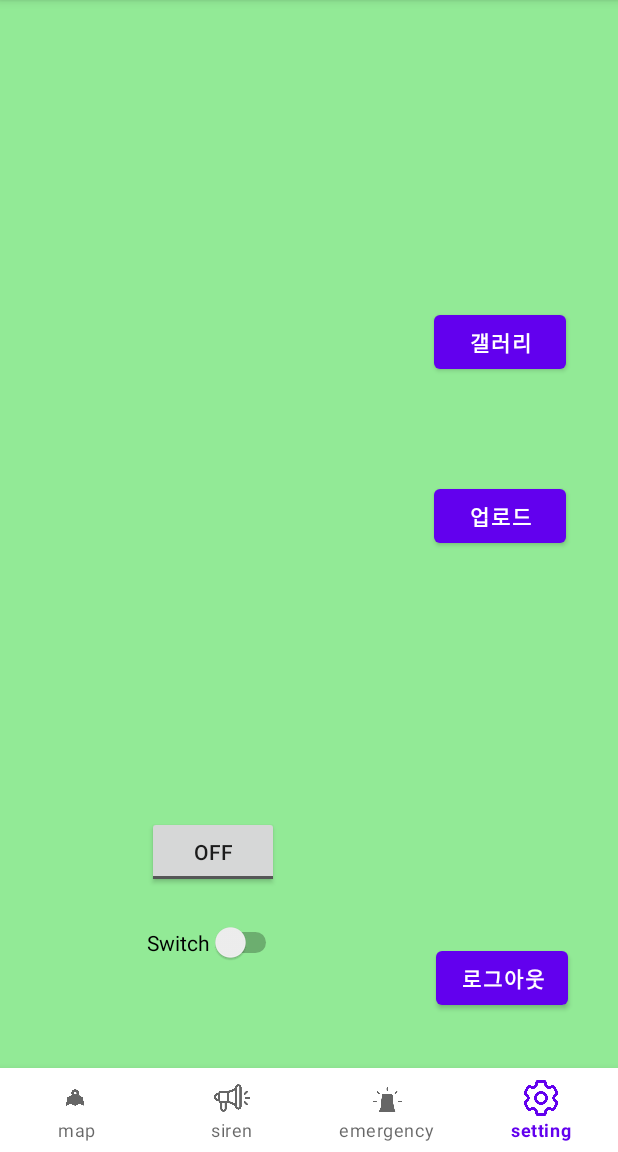
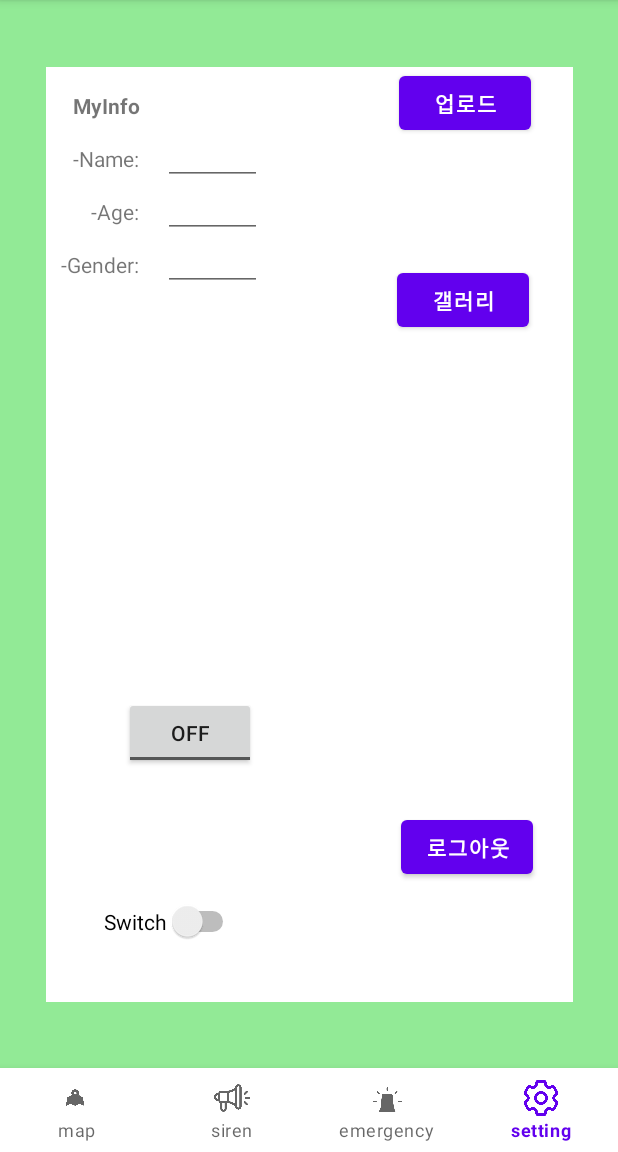
Before and after one commit to OSsunNO/Team9_Mobile_Programming_Project, an Android app: the screen it shows after launch once a user with an empty profile is signed in (MainActivity), item 4 of the bottom bar chosen, on a phone screen of 412 x 824 dp, the part 84-1236 px from its top. Run offline under Robolectric (Android 15) with nearby library versions, the phone set to English and light mode, and no system bars; our stand-ins replace Firebase (no records; nobody signed in at launch, a user with empty details on screens opened directly); libraries missing offline, so code that uses them is left out: com.gun0912.tedpermission, org.apache.poi; 2 statements that could not run were skipped.

Commit message:
2022-12-04 UI 조정 Firebase Storage에 사진 업로드하기 로그아웃 버튼 구현

```diff
--- a/app/src/main/java/com/example/team9/FragmentFour.kt
+++ b/app/src/main/java/com/example/team9/FragmentFour.kt
@@ -73,7 +73,6 @@ class FragmentFour : Fragment() {
             logoutIntent.flags = Intent.FLAG_ACTIVITY_CLEAR_TASK or Intent.FLAG_ACTIVITY_NEW_TASK
             startActivity(logoutIntent)
 
-
         }
 
         val galleryImage = registerForActivityResult(
--- a/app/src/main/res/layout/fragment_four.xml
+++ b/app/src/main/res/layout/fragment_four.xml
@@ -8,76 +8,186 @@
     android:background="#92EA96"
     tools:context=".FragmentFour">
 
+    <androidx.constraintlayout.widget.ConstraintLayout
+        android:layout_width="351dp"
+        android:layout_height="623dp"
+        android:background="#FFFFFF"
+        app:layout_constraintBottom_toBottomOf="parent"
+        app:layout_constraintEnd_toEndOf="parent"
+        app:layout_constraintStart_toStartOf="parent"
+        app:layout_constraintTop_toTopOf="parent">
+
+        <Button
+            android:id="@+id/logout"
+            android:layout_width="wrap_content"
+            android:layout_height="wrap_content"
+            android:text="로그아웃"
+            android:textStyle="bold"
+            app:layout_constraintBottom_toBottomOf="parent"
+            app:layout_constraintEnd_toEndOf="parent"
+            app:layout_constraintHorizontal_bias="0.8"
+            app:layout_constraintStart_toEndOf="@+id/sensorswitch"
+            app:layout_constraintTop_toBottomOf="@+id/upload"
+            app:layout_constraintVertical_bias="0.85" />
+
+        <Button
+            android:id="@+id/upload"
+            android:layout_width="wrap_content"
+            android:layout_height="wrap_content"
+            android:text="업로드"
+            android:textStyle="bold"
+            app:layout_constraintEnd_toEndOf="parent"
+            app:layout_constraintHorizontal_bias="0.893"
+            app:layout_constraintStart_toStartOf="parent"
+            tools:layout_editor_absoluteY="260dp" />
+
         <ImageView
             android:id="@+id/myimage"
             android:layout_width="149dp"
 
             android:layout_height="160dp"
             android:layout_marginTop="16dp"
+            app:layout_constraintBottom_toTopOf="@+id/guideline2"
             app:layout_constraintEnd_toEndOf="parent"
-        app:layout_constraintHorizontal_bias="0.938"
+            app:layout_constraintHorizontal_bias="0.92"
             app:layout_constraintStart_toStartOf="parent"
-        app:layout_constraintTop_toTopOf="parent" />
+            app:layout_constraintTop_toTopOf="parent"
+            app:layout_constraintVertical_bias="0.0" />
 
-    <Button
-        android:id="@+id/upload"
+        <ToggleButton
+            android:id="@+id/toggleButton"
             android:layout_width="wrap_content"
             android:layout_height="wrap_content"
-        android:layout_marginTop="68dp"
-        android:text="업로드"
-        android:textStyle="bold"
+            android:layout_marginBottom="88dp"
+            android:text="ToggleButton"
+            app:layout_constraintBottom_toTopOf="@+id/sensorswitch"
             app:layout_constraintEnd_toEndOf="parent"
-        app:layout_constraintHorizontal_bias="0.894"
-        app:layout_constraintStart_toStartOf="parent"
-        app:layout_constraintTop_toBottomOf="@+id/gallery" />
+            app:layout_constraintHorizontal_bias="0.197"
+            app:layout_constraintStart_toStartOf="parent" />
 
         <Button
             android:id="@+id/gallery"
             android:layout_width="wrap_content"
             android:layout_height="wrap_content"
-        android:layout_marginTop="28dp"
             android:text="갤러리"
             android:textStyle="bold"
+            app:layout_constraintBottom_toTopOf="@+id/upload"
             app:layout_constraintEnd_toEndOf="parent"
-        app:layout_constraintHorizontal_bias="0.894"
+            app:layout_constraintHorizontal_bias="0.889"
             app:layout_constraintStart_toStartOf="parent"
-        app:layout_constraintTop_toBottomOf="@+id/myimage" />
-
-    <Button
-        android:id="@+id/logout"
-        android:layout_width="wrap_content"
-        android:layout_height="wrap_content"
-        android:layout_marginBottom="16dp"
-        android:text="로그아웃"
-        android:textStyle="bold"
-        app:layout_constraintBottom_toBottomOf="parent"
-        app:layout_constraintEnd_toEndOf="parent"
-        app:layout_constraintHorizontal_bias="0.897"
-        app:layout_constraintStart_toStartOf="parent"
-        app:layout_constraintTop_toBottomOf="@+id/upload"
-        app:layout_constraintVertical_bias="0.929" />
+            app:layout_constraintTop_toTopOf="@+id/guideline2"
+            app:layout_constraintVertical_bias="0.228" />
 
         <Switch
             android:id="@+id/sensorswitch"
             android:layout_width="wrap_content"
             android:layout_height="wrap_content"
-        android:layout_marginBottom="48dp"
+            android:layout_marginBottom="40dp"
             android:text="Switch"
             app:layout_constraintBottom_toBottomOf="parent"
-        app:layout_constraintEnd_toStartOf="@+id/logout"
-        app:layout_constraintHorizontal_bias="0.487"
-        app:layout_constraintStart_toStartOf="parent"
-        app:layout_constraintTop_toBottomOf="@+id/toggleButton" />
+            app:layout_constraintEnd_toEndOf="parent"
+            app:layout_constraintHorizontal_bias="0.148"
+            app:layout_constraintStart_toStartOf="parent" />
 
-    <ToggleButton
-        android:id="@+id/toggleButton"
+        <TextView
+            android:id="@+id/MyInfo"
             android:layout_width="wrap_content"
             android:layout_height="wrap_content"
-        android:layout_marginBottom="120dp"
-        android:text="ToggleButton"
+            android:text="MyInfo"
+            android:textStyle="bold"
             app:layout_constraintBottom_toBottomOf="parent"
             app:layout_constraintEnd_toEndOf="parent"
-        app:layout_constraintHorizontal_bias="0.303"
-        app:layout_constraintStart_toStartOf="parent" />
+            app:layout_constraintHorizontal_bias="0.058"
+            app:layout_constraintStart_toStartOf="parent"
+            app:layout_constraintTop_toTopOf="parent"
+            app:layout_constraintVertical_bias="0.026" />
+
+        <TextView
+            android:id="@+id/Name"
+            android:layout_width="wrap_content"
+            android:layout_height="wrap_content"
+            android:layout_marginTop="16dp"
+            android:text="-Name:"
+            app:layout_constraintBottom_toBottomOf="parent"
+            app:layout_constraintEnd_toEndOf="@+id/MyInfo"
+            app:layout_constraintHorizontal_bias="0.0"
+            app:layout_constraintStart_toStartOf="@+id/MyInfo"
+            app:layout_constraintTop_toBottomOf="@+id/MyInfo"
+            app:layout_constraintVertical_bias="0.0" />
+
+        <TextView
+            android:id="@+id/Age"
+            android:layout_width="wrap_content"
+            android:layout_height="wrap_content"
+            android:layout_marginTop="16dp"
+            android:text="-Age:"
+            app:layout_constraintBottom_toBottomOf="parent"
+            app:layout_constraintEnd_toEndOf="@+id/Name"
+            app:layout_constraintHorizontal_bias="1.0"
+            app:layout_constraintStart_toStartOf="@+id/Name"
+            app:layout_constraintTop_toBottomOf="@+id/Name"
+            app:layout_constraintVertical_bias="0.0" />
+
+        <TextView
+            android:id="@+id/Gender"
+            android:layout_width="wrap_content"
+            android:layout_height="wrap_content"
+            android:layout_marginTop="16dp"
+            android:text="-Gender:"
+            app:layout_constraintBottom_toBottomOf="parent"
+            app:layout_constraintEnd_toEndOf="@+id/Age"
+            app:layout_constraintTop_toBottomOf="@+id/Age"
+            app:layout_constraintVertical_bias="0.0" />
+
+        <androidx.constraintlayout.widget.Guideline
+            android:id="@+id/guideline2"
+            android:layout_width="wrap_content"
+            android:layout_height="wrap_content"
+            android:orientation="horizontal"
+            app:layout_constraintGuide_begin="184dp" />
+
+        <EditText
+            android:id="@+id/inputName"
+            android:layout_width="66dp"
+            android:layout_height="27dp"
+            android:layout_marginStart="16dp"
+            android:layout_marginBottom="8dp"
+            android:ems="10"
+            android:inputType="textPersonName"
+            app:layout_constraintBottom_toBottomOf="@+id/Name"
+            app:layout_constraintEnd_toEndOf="parent"
+            app:layout_constraintHorizontal_bias="0.0"
+            app:layout_constraintStart_toEndOf="@+id/Name"
+            app:layout_constraintTop_toTopOf="@+id/Name"
+            app:layout_constraintVertical_bias="0.0" />
+
+        <EditText
+            android:id="@+id/inputAge"
+            android:layout_width="66dp"
+            android:layout_height="27dp"
+            android:layout_marginStart="16dp"
+            android:ems="10"
+            android:inputType="textPersonName"
+            app:layout_constraintBottom_toBottomOf="@+id/Age"
+            app:layout_constraintEnd_toEndOf="parent"
+            app:layout_constraintHorizontal_bias="0.0"
+            app:layout_constraintStart_toEndOf="@+id/Age"
+            app:layout_constraintTop_toTopOf="@+id/Age"
+            app:layout_constraintVertical_bias="0.0" />
+
+        <EditText
+            android:id="@+id/inputGender"
+            android:layout_width="66dp"
+            android:layout_height="27dp"
+            android:layout_marginStart="16dp"
+            android:ems="10"
+            android:inputType="textPersonName"
+            app:layout_constraintBottom_toBottomOf="@+id/Gender"
+            app:layout_constraintEnd_toEndOf="parent"
+            app:layout_constraintHorizontal_bias="0.0"
+            app:layout_constraintStart_toEndOf="@+id/Gender"
+            app:layout_constraintTop_toTopOf="@+id/Gender"
+            app:layout_constraintVertical_bias="0.0" />
+    </androidx.constraintlayout.widget.ConstraintLayout>
 
 </androidx.constraintlayout.widget.ConstraintLayout>
```
Lines whose indentation alone changed are shown as unchanged.
